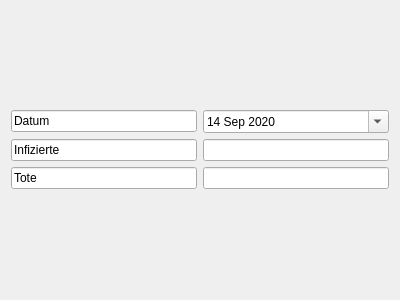
JosephBisso/Starlink, file src/belgien.ui: the form before one commit.
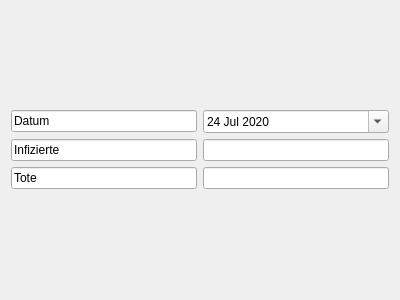
The form after the commit.

The edit to the form file:
```diff
--- a/src/belgien.ui
+++ b/src/belgien.ui
@@ -93,8 +93,8 @@
        <property name="date">
         <date>
          <year>2020</year>
-         <month>9</month>
-         <day>14</day>
+         <month>7</month>
+         <day>24</day>
         </date>
        </property>
       </widget>
```
